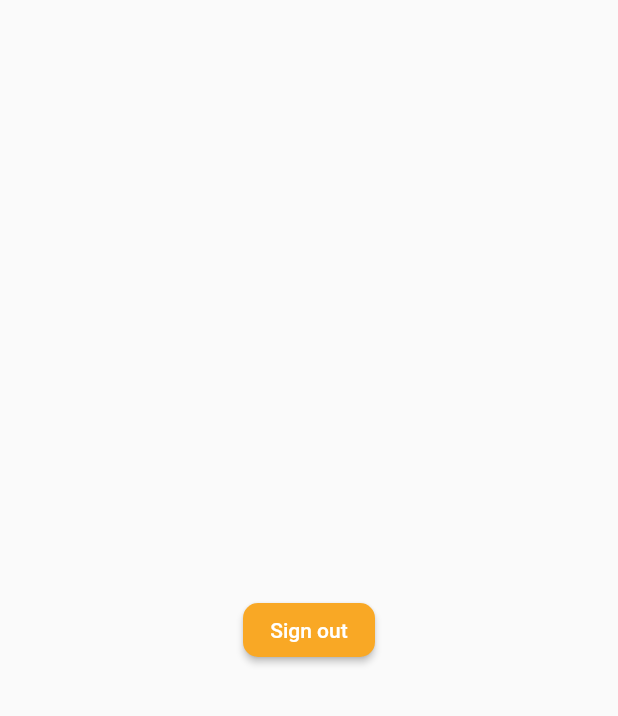
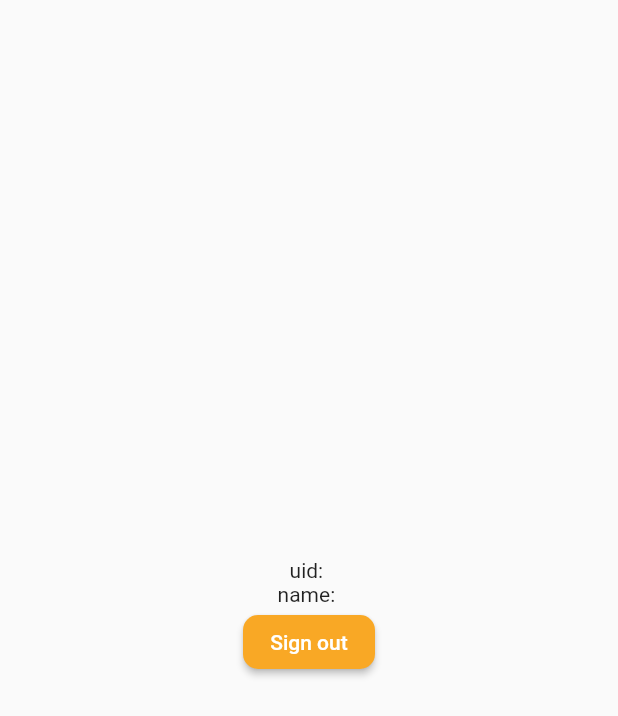
Before and after one commit to jakubjaniec/flutter-auth, a Flutter app: the HomeScreen screen opened directly, on a phone screen of 412 x 824 dp. Shown: the top 716 px of the screen. Run offline on Flutter 3.47's test engine with Material 2 defaults, Android fonts, the phone set to English and light mode, and no system bars; our stand-ins replace cloud_firestore, device_preview, firebase_auth, firebase_core; accounts and stored records are empty.

Commit message:
Fix some bugs

```diff
--- a/lib/services/auth.dart
+++ b/lib/services/auth.dart
@@ -1,5 +1,6 @@
 import 'package:firebase_auth/firebase_auth.dart';
 import 'package:flutter_auth/models/user.dart';
+import 'package:flutter_auth/services/database.dart';
 
 class AuthService {
   final _auth = FirebaseAuth.instance;
@@ -27,6 +28,7 @@ class AuthService {
       await _auth.createUserWithEmailAndPassword(
           email: email, password: password);
       await _createUserModel(_auth.currentUser);
+      await FirestoreService().addUser(uid: _auth.currentUser.uid, name: name);
       return true;
     } on FirebaseException catch (e) {
       print(e);
--- a/lib/services/database.dart
+++ b/lib/services/database.dart
@@ -1,12 +1,12 @@
 import 'package:cloud_firestore/cloud_firestore.dart';
 
 class FirestoreService {
-  // FirebaseFirestore _db = FirebaseFirestore.instance;
-
-  CollectionReference users = FirebaseFirestore.instance.collection('users');
+  CollectionReference usersCollection =
+      FirebaseFirestore.instance.collection('users');
 
   Future<void> addUser({uid, name}) {
-    return users
+    print(uid);
+    return usersCollection
         .doc(uid)
         .set({
           'uid': uid,
@@ -15,4 +15,8 @@ class FirestoreService {
         .then((value) => print('User Added'))
         .catchError((error) => print('Failed to add user: $error'));
   }
+
+  Stream users(uid) {
+    return usersCollection.doc(uid).snapshots();
+  }
 }
--- a/lib/ui/views/home.dart
+++ b/lib/ui/views/home.dart
@@ -1,32 +1,78 @@
 import 'package:flutter/material.dart';
-// import 'package:flutter_auth/models/user.dart';
 import 'package:flutter_auth/services/auth.dart';
+import 'package:flutter_auth/services/database.dart';
 import 'package:flutter_auth/ui/widgets/buttons.dart';
 import 'package:provider/provider.dart';
 
 class HomeScreen extends StatelessWidget {
   @override
   Widget build(BuildContext context) {
-    var user = context.watch<AuthService>().user;
-
     return Scaffold(
       body: StreamBuilder(
-        stream: user,
+        stream: context.watch<AuthService>().user,
         builder: (BuildContext context, AsyncSnapshot snapshot) {
-          if (!snapshot.hasData) return CircularProgressIndicator();
+          if (snapshot.data == null) return CircularProgressIndicator();
+          var uid = snapshot.data.uid;
+
+          return StreamBuilder(
+              stream: context.watch<FirestoreService>().users(uid),
+              builder: (BuildContext context, AsyncSnapshot snapshot) {
+                if (snapshot.data == null) {
+                  return Container(
+                    width: MediaQuery.of(context).size.width,
+                    height: MediaQuery.of(context).size.height,
+                    child: Center(child: CircularProgressIndicator()),
+                  );
+                }
                 return Container(
                   width: MediaQuery.of(context).size.width,
                   child: Column(
+                    crossAxisAlignment: CrossAxisAlignment.center,
                     mainAxisAlignment: MainAxisAlignment.center,
-              crossAxisAlignment: CrossAxisAlignment.center,
                     children: [
-                Text('${snapshot.data.uid}'),
+                      Text('uid: ${snapshot.data.data()['uid']}'),
+                      Text('name: ${snapshot.data.data()['name']}'),
                       SignOutButton(),
                     ],
                   ),
                 );
+              });
         },
       ),
     );
   }
 }
+
+// class HomeScreen extends StatelessWidget {
+//   @override
+//   Widget build(BuildContext context) {
+//     return Scaffold(
+//       body: StreamBuilder(
+//         stream: context.watch<AuthService>().user,
+//         builder: (BuildContext context, AsyncSnapshot snapshot) {
+//           if (snapshot.data == null) return CircularProgressIndicator();
+//           var uid = snapshot.data.uid;
+//           return StreamBuilder(
+//               stream: context.watch<FirestoreService>().users,
+//               builder: (BuildContext context, AsyncSnapshot snapshot) {
+//                 if (snapshot.data == null) return CircularProgressIndicator();
+//                 return Column(
+//                   mainAxisAlignment: MainAxisAlignment.center,
+//                   children: [
+//                     Row(
+//                         mainAxisAlignment: MainAxisAlignment.center,
+//                         children: snapshot.data.docs.map<Widget>((doc) {
+//                           if (doc.data()['uid'] == uid) {
+//                             return Text(doc.data()['uid']);
+//                           }
+
+//                           return Container();
+//                         }).toList()),
+//                   ],
+//                 );
+//               });
+//         },
+//       ),
+//     );
+//   }
+// }
```
Also changed, not shown: lib/app.dart (+9 -12 lines), lib/ui/widgets/buttons.dart (+37 -14 lines). Lines whose indentation alone changed are shown as unchanged.
